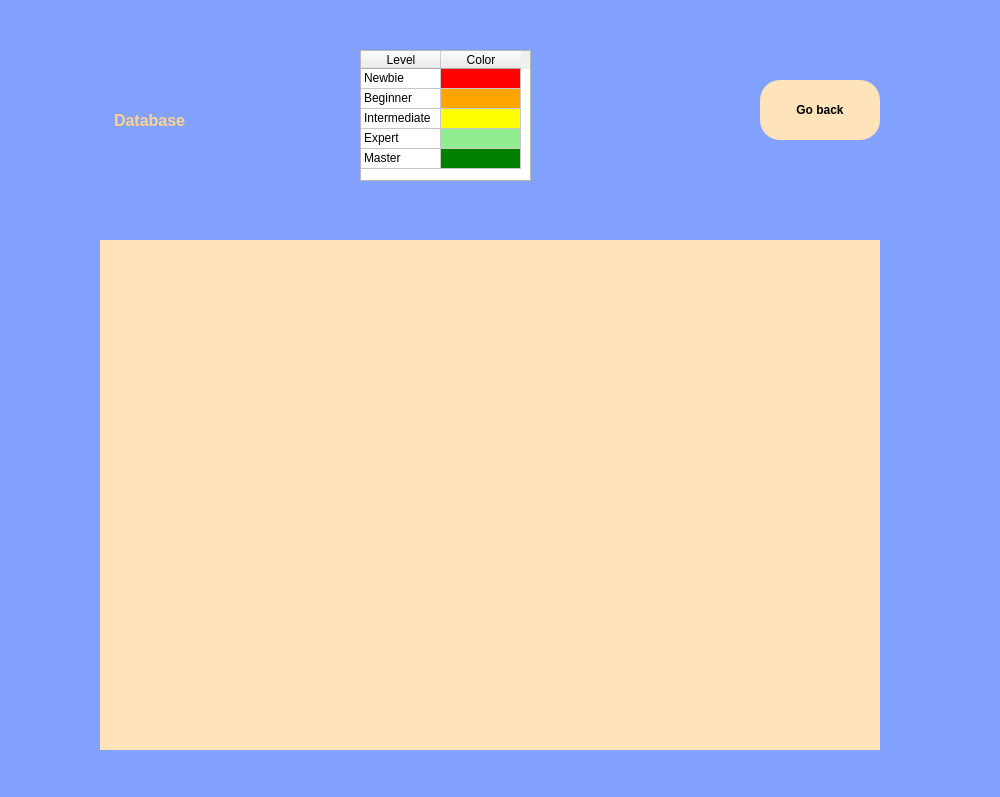
First picture: the form in game_view/frontend/database.ui, repository fra3597/my_german_game, before the edit.
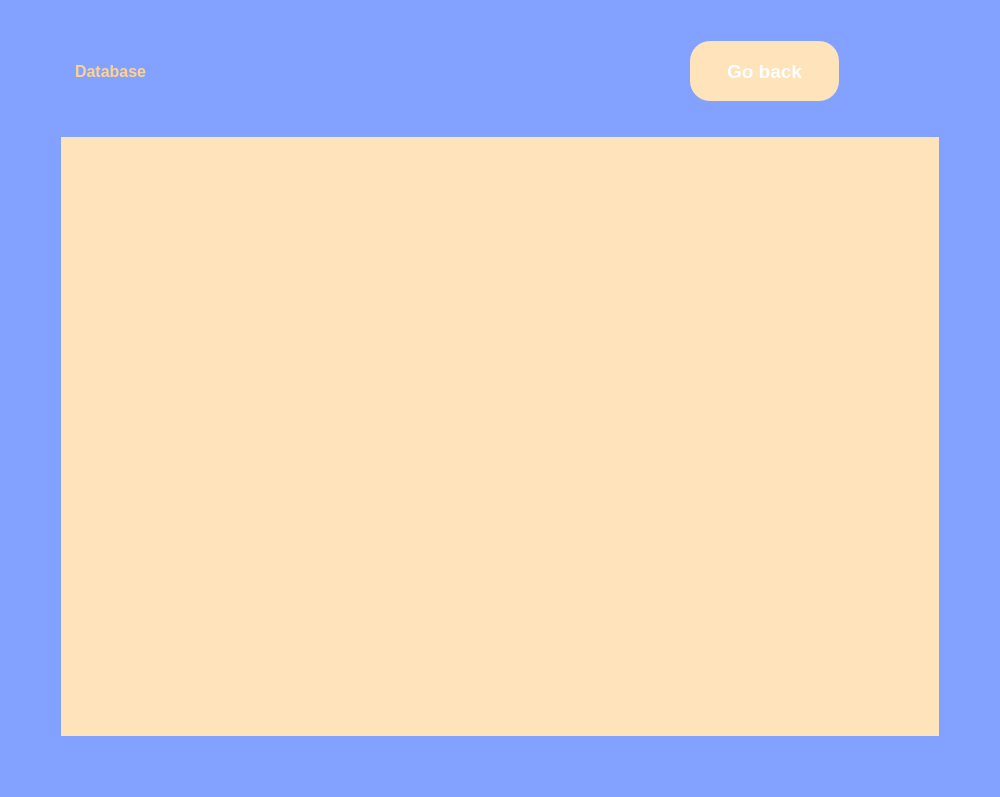
Second picture: the form after the edit.

Commit message: Implemented features: - SQL Database

The edit to the form file:
```diff
--- a/game_view/frontend/database.ui
+++ b/game_view/frontend/database.ui
@@ -13,82 +13,32 @@
   <property name="windowTitle">
    <string>Database</string>
   </property>
-  <widget class="QWidget" name="widget" native="true">
-   <property name="geometry">
-    <rect>
-     <x>0</x>
-     <y>0</y>
-     <width>1000</width>
-     <height>800</height>
-    </rect>
-   </property>
    <property name="styleSheet">
-    <string notr="true">QWidget#widget {
+   <string notr="true">QWidget {
 	background-color: #83A2FF;
 	color: #FFFFFF;
 }</string>
    </property>
-   <widget class="QTableView" name="summary_table">
-    <property name="geometry">
-     <rect>
-      <x>100</x>
-      <y>240</y>
-      <width>780</width>
-      <height>510</height>
-     </rect>
-    </property>
-    <property name="sizePolicy">
-     <sizepolicy hsizetype="Expanding" vsizetype="Expanding">
-      <horstretch>0</horstretch>
-      <verstretch>1</verstretch>
-     </sizepolicy>
-    </property>
-    <property name="font">
-     <font>
-      <pointsize>-1</pointsize>
-      <weight>75</weight>
-      <bold>true</bold>
-     </font>
-    </property>
-    <property name="styleSheet">
-     <string notr="true">QTableView {
-     font-size: 24px;  /* Set font size for cells */
-     color: white;     /* Set text color for cells */
-	border: 2px solid #000000; /* Border color and width */
-	padding: 10px; /* Adjust padding as needed */
-	background-color: #FFE3BB;
-	color: black;
-	font-weight: bold;
-	border: none;
-}
-
-QHeaderView::section {
-	font-size: 30px;
-     color: white;     /* Set text color for header */
-     background-color: #FFD28F; /* Set background color for header */
-     border: 1px solid #555; /* Set border for header */
-	height: 36px;     /* Set height for each header */
-	width: 260px;
-	font-weight: bold;
-}</string>
-    </property>
-    <property name="cornerButtonEnabled">
-     <bool>false</bool>
-    </property>
-   </widget>
+  <layout class="QVBoxLayout" name="verticalLayout_2">
+   <item>
+    <layout class="QVBoxLayout" name="verticalLayout" stretch="1,5">
+     <property name="leftMargin">
+      <number>50</number>
+     </property>
+     <property name="rightMargin">
+      <number>50</number>
+     </property>
+     <property name="bottomMargin">
+      <number>50</number>
+     </property>
+     <item>
+      <layout class="QHBoxLayout" name="horizontalLayout" stretch="3,2">
+       <item>
    <widget class="QLabel" name="title_label">
-    <property name="geometry">
-     <rect>
-      <x>100</x>
-      <y>40</y>
-      <width>341</width>
-      <height>161</height>
-     </rect>
-    </property>
     <property name="sizePolicy">
-     <sizepolicy hsizetype="Preferred" vsizetype="Expanding">
-      <horstretch>0</horstretch>
-      <verstretch>0</verstretch>
+          <sizepolicy hsizetype="Expanding" vsizetype="Expanding">
+           <horstretch>1</horstretch>
+           <verstretch>1</verstretch>
      </sizepolicy>
     </property>
     <property name="font">
@@ -114,17 +64,32 @@
      <bool>true</bool>
     </property>
    </widget>
+       </item>
+       <item>
+        <layout class="QHBoxLayout" name="horizontalLayout_2">
+         <property name="leftMargin">
+          <number>100</number>
+         </property>
+         <property name="topMargin">
+          <number>30</number>
+         </property>
+         <property name="rightMargin">
+          <number>100</number>
+         </property>
+         <property name="bottomMargin">
+          <number>30</number>
+         </property>
+         <item>
    <widget class="QPushButton" name="go_back_button">
-    <property name="geometry">
-     <rect>
-      <x>760</x>
-      <y>80</y>
-      <width>120</width>
-      <height>60</height>
-     </rect>
+           <property name="sizePolicy">
+            <sizepolicy hsizetype="Expanding" vsizetype="Expanding">
+             <horstretch>1</horstretch>
+             <verstretch>1</verstretch>
+            </sizepolicy>
     </property>
     <property name="font">
      <font>
+             <pointsize>14</pointsize>
       <weight>75</weight>
       <bold>true</bold>
      </font>
@@ -145,172 +110,54 @@
      <string>Go back</string>
     </property>
    </widget>
-   <widget class="QTableWidget" name="legend_table">
-    <property name="geometry">
-     <rect>
-      <x>360</x>
-      <y>50</y>
-      <width>171</width>
-      <height>131</height>
-     </rect>
+         </item>
+        </layout>
+       </item>
+      </layout>
+     </item>
+     <item>
+      <widget class="QTableView" name="summary_table">
+       <property name="sizePolicy">
+        <sizepolicy hsizetype="Expanding" vsizetype="Expanding">
+         <horstretch>1</horstretch>
+         <verstretch>1</verstretch>
+        </sizepolicy>
+       </property>
+       <property name="font">
+        <font>
+         <pointsize>10</pointsize>
+         <weight>75</weight>
+         <bold>true</bold>
+        </font>
     </property>
     <property name="styleSheet">
-     <string notr="true">/* Stretch all sections in the horizontal header */
-QHeaderView::section:horizontal {
-    stretch: 1;
+        <string notr="true">QTableView {
+     color: white;     /* Set text color for cells */
+	border: 2px solid #000000; /* Border color and width */
+	padding: 10px; /* Adjust padding as needed */
+	background-color: #FFE3BB;
+	color: black;
+	font-weight: bold;
+	border: none;
 }
 
-/* Stretch all sections in the vertical header */
-QHeaderView::section:vertical {
-    stretch: 1;
-}
-
-/* Stretch all cells */
-QTableWidget QHeaderView {
-    /* Ensure the horizontal header is as wide as the sum of its section widths */
-    width: QTableWidget::horizontalHeaderLength;
-}
-
-
-/* Stretch all sections in the vertical header */
-QTableWidget QHeaderView::section:vertical {
-    stretch: 1;
-}
-</string>
+QHeaderView::section {
+     color: white;     /* Set text color for header */
+     background-color: #FFD28F; /* Set background color for header */
+     border: 1px solid #555; /* Set border for header */
+	height: 36px;     /* Set height for each header */
+	width: 260px;
+	font-weight: bold;
+}</string>
     </property>
     <property name="cornerButtonEnabled">
      <bool>false</bool>
     </property>
-    <property name="rowCount">
-     <number>5</number>
-    </property>
-    <attribute name="horizontalHeaderCascadingSectionResizes">
-     <bool>false</bool>
-    </attribute>
-    <attribute name="horizontalHeaderDefaultSectionSize">
-     <number>80</number>
-    </attribute>
-    <attribute name="horizontalHeaderHighlightSections">
-     <bool>true</bool>
-    </attribute>
-    <attribute name="horizontalHeaderShowSortIndicator" stdset="0">
-     <bool>false</bool>
-    </attribute>
-    <attribute name="horizontalHeaderStretchLastSection">
-     <bool>false</bool>
-    </attribute>
-    <attribute name="verticalHeaderVisible">
-     <bool>false</bool>
-    </attribute>
-    <attribute name="verticalHeaderDefaultSectionSize">
-     <number>20</number>
-    </attribute>
-    <attribute name="verticalHeaderMinimumSectionSize">
-     <number>20</number>
-    </attribute>
-    <attribute name="verticalHeaderStretchLastSection">
-     <bool>false</bool>
-    </attribute>
-    <row/>
-    <row/>
-    <row/>
-    <row/>
-    <row/>
-    <column>
-     <property name="text">
-      <string>Level</string>
-     </property>
-    </column>
-    <column>
-     <property name="text">
-      <string>Color</string>
-     </property>
-    </column>
-    <item row="0" column="0">
-     <property name="text">
-      <string>Newbie</string>
-     </property>
-    </item>
-    <item row="0" column="1">
-     <property name="text">
-      <string/>
-     </property>
-     <property name="background">
-      <brush brushstyle="SolidPattern">
-       <color alpha="255">
-        <red>255</red>
-        <green>0</green>
-        <blue>0</blue>
-       </color>
-      </brush>
-     </property>
-    </item>
-    <item row="1" column="0">
-     <property name="text">
-      <string>Beginner</string>
-     </property>
-    </item>
-    <item row="1" column="1">
-     <property name="background">
-      <brush brushstyle="SolidPattern">
-       <color alpha="255">
-        <red>255</red>
-        <green>165</green>
-        <blue>0</blue>
-       </color>
-      </brush>
-     </property>
-    </item>
-    <item row="2" column="0">
-     <property name="text">
-      <string>Intermediate</string>
-     </property>
-    </item>
-    <item row="2" column="1">
-     <property name="background">
-      <brush brushstyle="SolidPattern">
-       <color alpha="255">
-        <red>255</red>
-        <green>255</green>
-        <blue>0</blue>
-       </color>
-      </brush>
-     </property>
-    </item>
-    <item row="3" column="0">
-     <property name="text">
-      <string>Expert</string>
-     </property>
-    </item>
-    <item row="3" column="1">
-     <property name="background">
-      <brush brushstyle="SolidPattern">
-       <color alpha="255">
-        <red>144</red>
-        <green>238</green>
-        <blue>144</blue>
-       </color>
-      </brush>
-     </property>
-    </item>
-    <item row="4" column="0">
-     <property name="text">
-      <string>Master</string>
-     </property>
-    </item>
-    <item row="4" column="1">
-     <property name="background">
-      <brush brushstyle="SolidPattern">
-       <color alpha="255">
-        <red>0</red>
-        <green>128</green>
-        <blue>0</blue>
-       </color>
-      </brush>
-     </property>
-    </item>
-   </widget>
-  </widget>
+      </widget>
+     </item>
+    </layout>
+   </item>
+  </layout>
  </widget>
  <resources/>
  <connections/>
```
Lines whose indentation alone changed are shown as unchanged. The commit also changes 36 other files.
